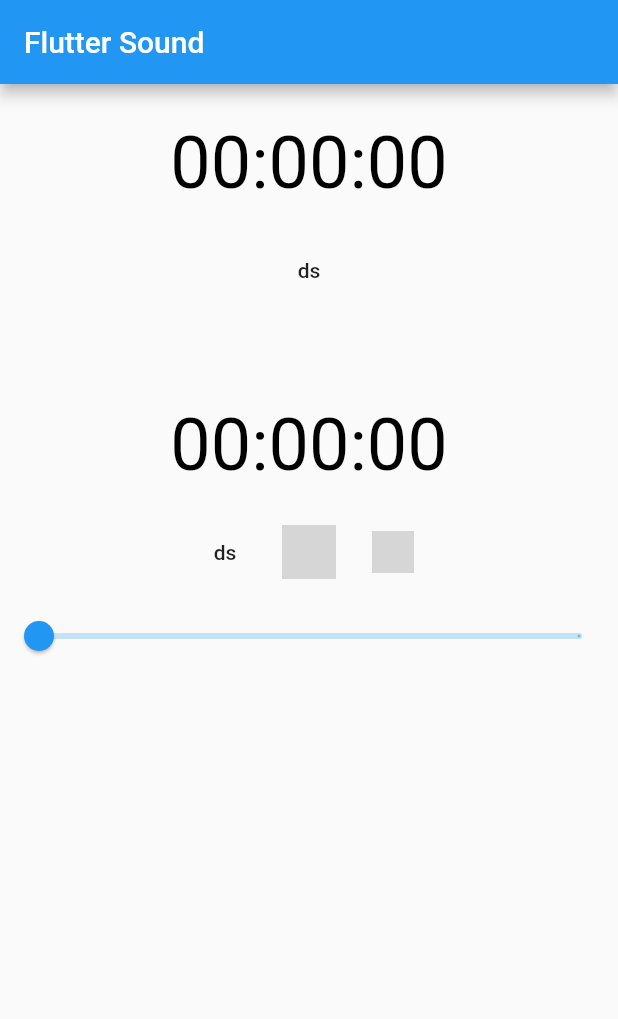
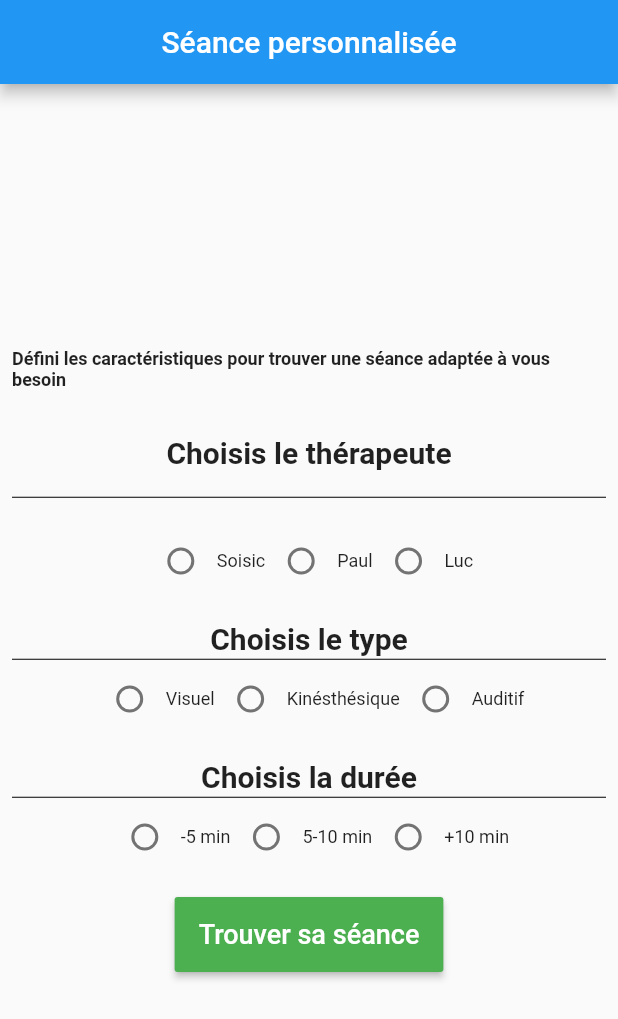
Before and after one commit to lberthod/hypnosis, a Flutter app: the screen it shows after launch, on a phone screen of 412 x 824 dp. Shown: the top 1019 px of the screen. Run offline on Flutter 3.47's test engine with Material 2 defaults, Android fonts, the phone set to English and light mode, and no system bars; our stand-ins replace cloud_firestore, firebase_auth, firebase_storage, flutter_datetime_picker; missing offline and left inert: flutter_sound; accounts and stored records are empty; grey boxes are pictures that could not be loaded.

Commit message:
add choix séances + modif rdvliste

```diff
--- a/lib/main.dart
+++ b/lib/main.dart
@@ -2,6 +2,7 @@ import 'package:flutter/material.dart';
 import 'package:hypnosis/ui/agenda.dart';
 import 'package:hypnosis/ui/rdvlist.dart';
 import 'package:hypnosis/ui/quiz.dart';
+import 'package:hypnosis/ui/choix.dart';
 
 import 'package:hypnosis/ui/splash.dart';
 import 'package:hypnosis/ui/login.dart';
@@ -32,13 +33,14 @@ class MyApp extends StatelessWidget {
         // is not restarted.
         primarySwatch: Colors.blue,
       ),
-      home: AudioView(),
+      home: ChoixView(),
       routes: {
         '/login': (context) => LoginView(),
         '/chat': (context) => ChatList(),
         '/agenda': (context) => AgendaView(),
         '/rdvlist': (context) => rdvlistView(),
         '/quiz': (context) => Quiz1(),
+        '/choix': (context) => ChoixView(),
 
       },
 
--- a/lib/ui/agenda.dart
+++ b/lib/ui/agenda.dart
@@ -111,7 +111,7 @@ class AgendaState extends State<AgendaView>{
               new MaterialButton( height: 50.0,
                   color: Colors.green,
                   onPressed: () {
-                    Navigator.pushNamed(context, '/quiz');
+                    Navigator.pushNamed(context, '/rdvlist');
 
                   },
                   child:
--- a/lib/ui/audio.dart
+++ b/lib/ui/audio.dart
@@ -85,7 +85,7 @@ class AudioViewState extends State<AudioView> {
 
       final File file = await File(localPath);
       final StorageReference ref =
-          FirebaseStorage.instance.ref().child('audio').child('audio.mp3');
+          FirebaseStorage.instance.ref().child('audio').child('audios.mp3');
       ref.putFile(
         file,
         StorageMetadata(
@@ -204,7 +204,7 @@ class AudioViewState extends State<AudioView> {
                         this.stopRecorder();
                       },
                       padding: EdgeInsets.all(8.0),
-                      child: Text("ds"),
+                      child: Text("dss"),
                     ),
                   ),
                 ),
--- /dev/null
+++ b/lib/ui/choix.dart
@@ -0,0 +1,243 @@
+import 'package:flutter/material.dart';
+import 'package:flutter_sound/flutter_sound.dart';
+import 'dart:async';
+import 'dart:io';
+import 'package:intl/date_symbol_data_local.dart';
+import 'package:intl/intl.dart' show DateFormat;
+import 'package:firebase_storage/firebase_storage.dart';
+
+class ChoixView extends StatefulWidget {
+  final Widget child;
+
+  ChoixView({Key key, this.child}) : super(key: key);
+
+  ChoixViewState createState() => ChoixViewState();
+}
+
+class ChoixViewState extends State<ChoixView> {
+
+  double correctScore = 0.0;
+  int _radioValue1 = 3;
+  int _radioValue2 = 3;
+
+  void _handleRadioValueChange1(int value) {
+    setState(() {
+      _radioValue1 = value;
+
+      switch (_radioValue1) {
+        case 0:
+          correctScore++;
+          break;
+        case 1:
+          break;
+        case 2:
+          break;
+      }
+    });
+  }
+
+  void _handleRadioValueChange2(int value) {
+    setState(() {
+      _radioValue2 = value;
+
+      switch (_radioValue2) {
+        case 0:
+          correctScore++;
+          break;
+        case 1:
+          break;
+        case 2:
+          break;
+      }
+    });
+  }
+
+
+  @override
+  Widget build(BuildContext context) {
+    return new MaterialApp(
+        home: new Scaffold(
+        appBar: AppBar(
+        title: new Text('Séance personnalisée'),
+    centerTitle: true,
+    backgroundColor: Colors.blue,
+    ),
+    body: new Container(
+    padding: EdgeInsets.all(8.0),
+    child: new Column(
+    mainAxisAlignment: MainAxisAlignment.center,
+    children: <Widget>[
+      new Text(
+        'Défini les caractéristiques pour trouver une séance adaptée à vous besoin ',
+        style: new TextStyle(
+            fontSize: 12.0, fontWeight: FontWeight.bold),
+      ),
+      new Padding(
+        padding: new EdgeInsets.all(15.0),
+      ),
+    new Text(
+    'Choisis le thérapeute',
+    style: new TextStyle(
+    fontSize: 20.0, fontWeight: FontWeight.bold),
+    ),
+    new Padding(
+    padding: new EdgeInsets.all(8.0),
+    ),
+    new Divider(height: 5.0, color: Colors.black),
+    new Padding(
+    padding: new EdgeInsets.all(8.0),
+    ),
+
+    new Row(
+    mainAxisAlignment: MainAxisAlignment.center,
+    children: <Widget>[
+    new Radio(
+    value: 0,
+    groupValue: _radioValue1,
+    onChanged: _handleRadioValueChange1,
+    ),
+    new Text(
+    'Soisic',
+    style: new TextStyle(fontSize: 12.0),
+    ),
+    new Radio(
+    value: 1,
+    groupValue: _radioValue1,
+    onChanged: _handleRadioValueChange1,
+    ),
+    new Text(
+    'Paul',
+    style: new TextStyle(
+    fontSize: 12.0,
+    ),
+    ),
+    new Radio(
+    value: 2,
+    groupValue: _radioValue1,
+    onChanged: _handleRadioValueChange1,
+    ),
+    new Text(
+    'Luc',
+    style: new TextStyle(fontSize: 12.0),
+    ),
+    ],
+    ),
+
+    new Padding(
+      padding: new EdgeInsets.all(8.0),
+    ),
+    new Text(
+      'Choisis le type',
+      style: new TextStyle(
+          fontSize: 20.0, fontWeight: FontWeight.bold),
+    ),
+    new Divider(height: 5.0, color: Colors.black),
+
+    new Row(
+      mainAxisAlignment: MainAxisAlignment.center,
+      children: <Widget>[
+        new Radio(
+          value: 0,
+          groupValue: _radioValue1,
+          onChanged: _handleRadioValueChange1,
+        ),
+        new Text(
+          'Visuel',
+          style: new TextStyle(fontSize: 12.0),
+        ),
+        new Radio(
+          value: 1,
+          groupValue: _radioValue1,
+          onChanged: _handleRadioValueChange1,
+        ),
+        new Text(
+          'Kinésthésique',
+          style: new TextStyle(
+            fontSize: 12.0,
+          ),
+        ),
+        new Radio(
+          value: 2,
+          groupValue: _radioValue1,
+          onChanged: _handleRadioValueChange1,
+        ),
+        new Text(
+          'Auditif',
+          style: new TextStyle(fontSize: 12.0),
+        ),
+      ],
+    ),
+
+
+    new Padding(
+      padding: new EdgeInsets.all(8.0),
+    ),
+    new Text(
+      'Choisis la durée',
+      style: new TextStyle(
+          fontSize: 20.0, fontWeight: FontWeight.bold),
+    ),
+    new Divider(height: 5.0, color: Colors.black),
+
+    new Row(
+      mainAxisAlignment: MainAxisAlignment.center,
+      children: <Widget>[
+        new Radio(
+          value: 0,
+          groupValue: _radioValue2,
+          onChanged: _handleRadioValueChange2,
+        ),
+        new Text(
+          '-5 min',
+          style: new TextStyle(fontSize: 12.0),
+        ),
+        new Radio(
+          value: 1,
+          groupValue: _radioValue2,
+          onChanged: _handleRadioValueChange2,
+        ),
+        new Text(
+          '5-10 min',
+          style: new TextStyle(
+            fontSize: 12.0,
+          ),
+        ),
+        new Radio(
+          value: 2,
+          groupValue: _radioValue2,
+          onChanged: _handleRadioValueChange2,
+        ),
+        new Text(
+          '+10 min',
+          style: new TextStyle(fontSize: 12.0),
+        ),
+
+      ],
+    ),
+
+
+    new Padding(
+      padding: new EdgeInsets.all(8.0),
+    ),
+    new MaterialButton(
+        height: 50.0,
+        color: Colors.green,
+        onPressed: () {
+          Navigator.pushNamed(context, '/agenda');
+        },
+        child:
+        new Text("Trouver sa séance",
+          style: new TextStyle(
+              fontSize: 18.0,
+              color: Colors.white
+          ),)
+
+    ),
+    ]
+    )
+    )
+    )
+
+    );
+  }
+}
```
Also changed, not shown: lib/ui/rdvlist.dart (+14 -14 lines).
